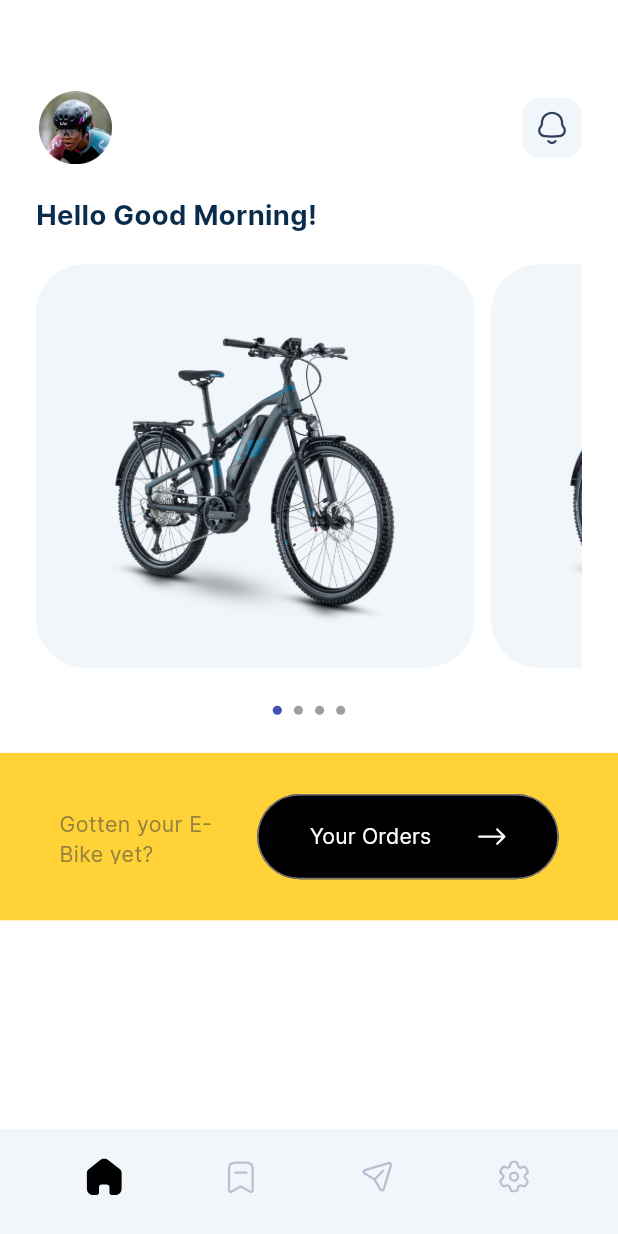
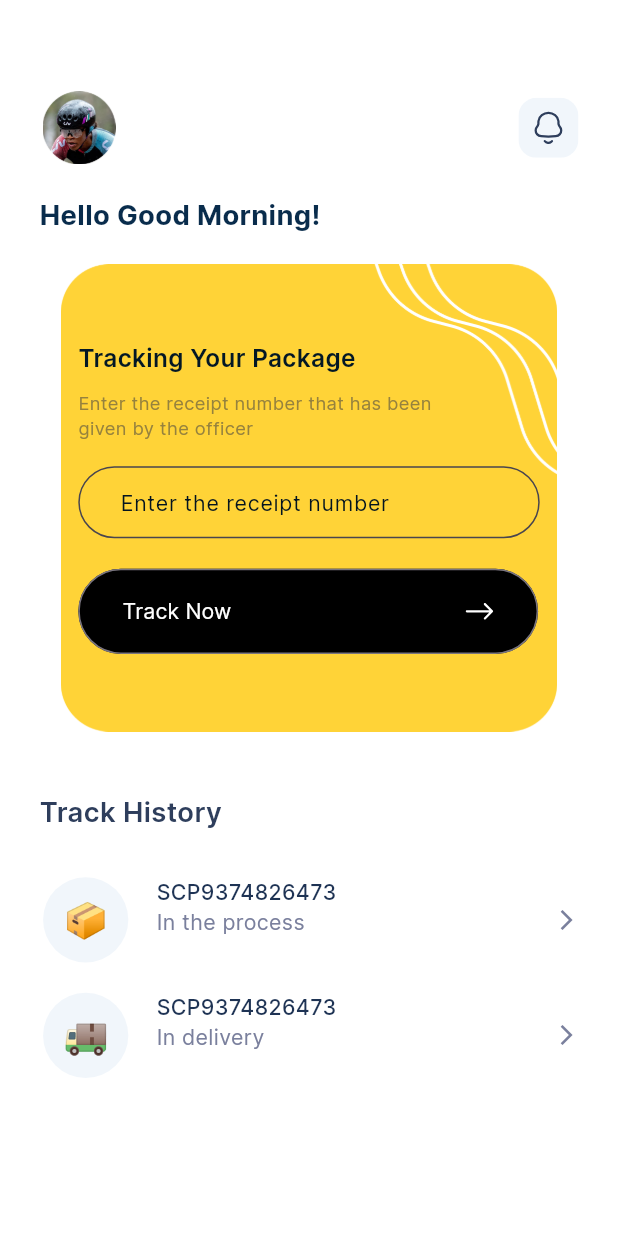
Before and after one commit to inijones/nearpays_ebikes, a Flutter app: the HomeScreen screen opened directly, after a tap on "Your Orders", on a phone screen of 412 x 824 dp. Run offline on Flutter 3.47's test engine with Material 3 defaults, Android fonts, the phone set to English and light mode, and no system bars; drawn by our look-alikes of smooth_page_indicator; our stand-ins replace connectivity_plus, dartz, flutter_riverpod, flutter_screenutil, flutter_svg, fluttertoast and 2 more.

Commit message:
Added Track Screen

```diff
--- a/lib/components/textfield_box.dart
+++ b/lib/components/textfield_box.dart
@@ -1,6 +1,7 @@
+import 'package:e_bikes/constants/app_colors.dart';
 import 'package:flutter/material.dart';
 import 'package:flutter/services.dart';
-
+import 'package:flutter_screenutil/flutter_screenutil.dart';
 
 // Reusable TextField used App Wide
 class TextFieldBox extends StatelessWidget {
@@ -94,7 +95,7 @@ class TextFieldBox extends StatelessWidget {
         cursorColor: Colors.black,
         decoration: InputDecoration(
           contentPadding:
-              EdgeInsets.symmetric(horizontal: 24, vertical: 10),
+              const EdgeInsets.symmetric(horizontal: 24, vertical: 10),
           suffixIcon: suffixIcon,
           prefixIcon: prefixIcon,
           prefixText: prefixText,
@@ -113,8 +114,8 @@ class TextFieldBox extends StatelessWidget {
               color: borderColor ?? Colors.transparent,
               width: 2,
             ),
-            borderRadius: const BorderRadius.all(
-              Radius.circular(8),
+            borderRadius: BorderRadius.all(
+              Radius.circular(28.r),
             ),
           ),
           focusedBorder: const OutlineInputBorder(
@@ -126,7 +127,7 @@ class TextFieldBox extends StatelessWidget {
             ),
           ),
           errorBorder: const OutlineInputBorder(
-            borderSide:  BorderSide(
+            borderSide: BorderSide(
               color: Colors.red,
             ),
             borderRadius: BorderRadius.all(
@@ -135,11 +136,11 @@ class TextFieldBox extends StatelessWidget {
           ),
           hintText: hintText,
           hintStyle: hintStyle ??
-              const TextStyle(
+              TextStyle(
                 fontFamily: 'Inter',
                 fontWeight: FontWeight.w400,
-                fontSize: 14,
-                color:  Color(0x805F6D7E),
+                fontSize: 14.sp,
+                color: AppColor.veryDarkBlue,
               ),
         ),
       ),
--- a/lib/config/theme.dart
+++ b/lib/config/theme.dart
@@ -1,4 +1,5 @@
 import 'package:flutter/material.dart';
+import 'package:flutter_screenutil/flutter_screenutil.dart';
 
 
 //TODO: update zeeh colors.
@@ -26,7 +27,7 @@ ThemeData theme() {
     //   TargetPlatform.android: CupertinoPageTransitionsBuilder(),
     //   TargetPlatform.iOS: CupertinoPageTransitionsBuilder()
     // }),
-    fontFamily: 'WorkSans',
+    fontFamily: 'Inter',
     appBarTheme: const AppBarTheme(
       backgroundColor: Color(0xffFFFFFF),
       elevation: 0,
@@ -40,20 +41,20 @@ ThemeData theme() {
         ),
       ),
     ),
-    inputDecorationTheme: const InputDecorationTheme(
+    inputDecorationTheme:  InputDecorationTheme(
       hintStyle: TextStyle(
         color: Colors.black,
-        fontFamily: 'WorkSans',
-        fontSize: 14,
+        fontFamily: 'Inter',
+        fontSize: 14.sp,
         fontWeight: FontWeight.w400,
       ),
-      enabledBorder: OutlineInputBorder(
-        borderSide: BorderSide(
+      enabledBorder:  OutlineInputBorder(
+        borderSide: const  BorderSide(
           width: 1,
           color: Colors.black,
         ),
         borderRadius: BorderRadius.all(
-          Radius.circular(8),
+          Radius.circular(28.r),
         ),
       ),
     ),
--- /dev/null
+++ b/lib/features/home/view/component/history_widget.dart
@@ -0,0 +1,65 @@
+import 'package:e_bikes/components/text_widget.dart';
+import 'package:e_bikes/constants/app_colors.dart';
+import 'package:flutter/material.dart';
+import 'package:flutter_screenutil/flutter_screenutil.dart';
+
+class HistoryWidget extends StatelessWidget {
+  const HistoryWidget({
+    super.key,
+    this.id,
+    this.imageText,
+    this.status,
+  });
+
+  final String? id;
+  final String? imageText;
+  final String? status;
+
+  @override
+  Widget build(BuildContext context) {
+    return Container(
+      margin: EdgeInsets.symmetric(vertical: 10.h),
+      height: 56.h,
+      child: Row(
+        children: [
+          Container(
+            height: 56.h,
+            width: 56.w,
+            decoration: const BoxDecoration(
+                shape: BoxShape.circle, color: Color(0xffF1F6FB)),
+            child: Center(
+              child: Text(
+                imageText ?? "📦",
+                style: TextStyle(fontSize: 24.sp),
+              ),
+            ),
+          ),
+          SizedBox(width: 15.w),
+          Column(
+            crossAxisAlignment: CrossAxisAlignment.start,
+            children: [
+              InterText(
+                text: id ?? "SCP9374826473",
+                fontSize: 14.sp,
+                fontWeight: FontWeight.w500,
+                textColor: AppColor.darkBlue,
+              ),
+              InterText(
+                text: status ?? "In the process",
+                fontSize: 14.sp,
+                fontWeight: FontWeight.w400,
+                textColor: const Color(0xff7A809D),
+              ),
+            ],
+          ),
+          const Spacer(),
+          const Icon(
+            Icons.arrow_forward_ios,
+            color: Color(0xff7A809D),
+            size: 16,
+          )
+        ],
+      ),
+    );
+  }
+}
--- a/lib/features/home/view/component/home_appbar.dart
+++ b/lib/features/home/view/component/home_appbar.dart
@@ -1,5 +1,6 @@
-
+import 'package:e_bikes/components/text_widget.dart';
 import 'package:e_bikes/constants/app_assets_path.dart';
+import 'package:e_bikes/constants/app_colors.dart';
 import 'package:flutter/material.dart';
 import 'package:flutter_screenutil/flutter_screenutil.dart';
 import 'package:flutter_svg/flutter_svg.dart';
@@ -11,7 +12,11 @@ class AppBarWidget extends StatelessWidget {
 
   @override
   Widget build(BuildContext context) {
-    return Row(
+    return Column(
+      crossAxisAlignment: CrossAxisAlignment.start,
+      children: [
+        SizedBox(height: 60.h),
+        Row(
           children: [
             Image.asset(
               AppAssets.avatar,
@@ -21,6 +26,18 @@ class AppBarWidget extends StatelessWidget {
             const Spacer(),
             SvgPicture.asset(AppAssets.notificationIcon),
           ],
+        ),
+
+        SizedBox(height: 20.h),
+
+        //Hello Good Morning
+        InterText(
+          text: "Hello Good Morning!",
+          textColor: AppColor.navyBlue,
+          fontSize: 18.sp,
+          fontWeight: FontWeight.w700,
+        ),
+      ],
     );
   }
 }
--- /dev/null
+++ b/lib/features/home/view/component/track_package_widget.dart
@@ -0,0 +1,92 @@
+
+import 'package:e_bikes/components/button.dart';
+import 'package:e_bikes/components/text_widget.dart';
+import 'package:e_bikes/components/textfield_box.dart';
+import 'package:e_bikes/config/navigator.dart';
+import 'package:e_bikes/constants/app_assets_path.dart';
+import 'package:e_bikes/constants/app_colors.dart';
+import 'package:e_bikes/features/track/view/track_screen.dart';
+import 'package:flutter/material.dart';
+import 'package:flutter_screenutil/flutter_screenutil.dart';
+import 'package:flutter_svg/svg.dart';
+
+class TrackPackageWidget extends StatelessWidget {
+  const TrackPackageWidget({
+    super.key,
+  });
+
+  @override
+  Widget build(BuildContext context) {
+    return Container(
+      width: 327.w,
+      height: 307.h,
+      decoration: const BoxDecoration(
+        image: DecorationImage(
+          image: AssetImage(
+            AppAssets.trackBg,
+          ),
+        ),
+      ),
+      child: Center(
+        child: Padding(
+          padding: EdgeInsets.symmetric(vertical: 50.0.h),
+          child: Column(
+            mainAxisAlignment: MainAxisAlignment.start,
+            crossAxisAlignment: CrossAxisAlignment.start,
+            children: [
+              InterText(
+                text: "Tracking Your Package",
+                textColor: AppColor.darkerNavy,
+                fontSize: 16.sp,
+                fontWeight: FontWeight.w600,
+              ),
+              SizedBox(height: 10.h),
+
+              SizedBox(
+                height: 40.h,
+                width: 240.w,
+                child: InterText(
+                  text:
+                      "Enter the receipt number that has been given by the officer",
+                  maxLines: 2,
+                  textColor: AppColor.gold,
+                  fontSize: 12.sp,
+                ),
+              ),
+              SizedBox(height: 10.h),
+
+              TextFieldBox(
+                width: 280.w,
+                fillColor: Colors.transparent,
+                hintText: "Enter the receipt number",
+              ),
+
+              SizedBox(height: 20.h),
+
+              // Button
+              AppOutlinedButton(
+                width: 279.w,
+                onPressed: () {
+                  navigate(context, const TrackScreen());
+                },
+                child: Padding(
+                  padding: EdgeInsets.symmetric(horizontal: 5.0.w),
+                  child: Row(
+                    mainAxisAlignment: MainAxisAlignment.start,
+                    children: [
+                      InterText(text: "Track Now", fontSize: 14.sp),
+                      const Spacer(),
+                      SvgPicture.asset(
+                        AppAssets.forwardArrow,
+                      ),
+                    ],
+                  ),
+                ),
+              ),
+            ],
+          ),
+        ),
+      ),
+    );
+  }
+}
--- a/lib/features/home/view/home_screeen.dart
+++ b/lib/features/home/view/home_screeen.dart
@@ -1,18 +1,11 @@
-import 'package:e_bikes/components/button.dart';
 import 'package:e_bikes/components/text_widget.dart';
-import 'package:e_bikes/config/navigator.dart';
 import 'package:e_bikes/constants/app_assets_path.dart';
 import 'package:e_bikes/constants/app_colors.dart';
 import 'package:e_bikes/features/home/view/component/bike_widget.dart';
 import 'package:e_bikes/features/home/view/component/home_appbar.dart';
-import 'package:e_bikes/features/home/view/component/home_page.dart';
 import 'package:e_bikes/features/home/view/yellow_banner_widget.dart';
-import 'package:flutter/cupertino.dart';
 import 'package:flutter/material.dart';
-import 'package:flutter/rendering.dart';
-import 'package:flutter/widgets.dart';
 import 'package:flutter_screenutil/flutter_screenutil.dart';
-import 'package:flutter_svg/svg.dart';
 import 'package:smooth_page_indicator/smooth_page_indicator.dart';
 
 class HomeScreen extends StatefulWidget {
@@ -29,7 +22,9 @@ class _HomeScreenState extends State<HomeScreen> {
 
     return Scaffold(
       backgroundColor: Colors.white,
-      body: Column(
+      body: SizedBox(
+        child: SingleChildScrollView(
+          child: Column(
             crossAxisAlignment: CrossAxisAlignment.start,
             children: [
               Padding(
@@ -37,17 +32,7 @@ class _HomeScreenState extends State<HomeScreen> {
                 child: Column(
                   crossAxisAlignment: CrossAxisAlignment.start,
                   children: [
-                SizedBox(height: 60.h),
                     const AppBarWidget(),
-                SizedBox(height: 20.h),
-
-                //Hello Good Morning
-                InterText(
-                  text: "Hello Good Morning!",
-                  textColor: AppColor.navyBlue,
-                  fontSize: 18.sp,
-                  fontWeight: FontWeight.w700,
-                ),
 
                     SizedBox(height: 20.h),
 
@@ -93,8 +78,34 @@ class _HomeScreenState extends State<HomeScreen> {
               // Yellow Banner
               const YellowBannerWidget(),
 
+              // Youu too can join our Elite squad of E Bikers
+              Row(
+                mainAxisAlignment: MainAxisAlignment.start,
+                crossAxisAlignment: CrossAxisAlignment.center,
+                children: [
+                  Image.asset(
+                    AppAssets.ninjaBike,
+                    height: 150.h,
+                    width: 180.w,
+                  ),
+                  SizedBox(
+                    width: 160.w,
+                    height: 36.h,
+                    child: InterText(
+                      text: "You too can join our Elite squad of E-bikers",
+                      maxLines: 2,
+                      fontSize: 14.sp,
+                      fontWeight: FontWeight.w400,
+                      textColor: AppColor.grayBlue,
+                    ),
+                  ),
+                ],
+              ),
+
               //
             ],
+          ),
+        ),
       ),
     );
   }
--- a/lib/features/home/view/yellow_banner_widget.dart
+++ b/lib/features/home/view/yellow_banner_widget.dart
@@ -1,10 +1,9 @@
-
 import 'package:e_bikes/components/button.dart';
 import 'package:e_bikes/components/text_widget.dart';
 import 'package:e_bikes/config/navigator.dart';
 import 'package:e_bikes/constants/app_assets_path.dart';
 import 'package:e_bikes/constants/app_colors.dart';
-import 'package:e_bikes/features/home/view/component/home_page.dart';
+import 'package:e_bikes/features/track/view/track_screen.dart';
 import 'package:flutter/widgets.dart';
 import 'package:flutter_screenutil/flutter_screenutil.dart';
 import 'package:flutter_svg/svg.dart';
@@ -39,7 +38,7 @@ class YellowBannerWidget extends StatelessWidget {
             AppOutlinedButton(
               width: 183.w,
               onPressed: () {
-                navigate(context, const HomePage());
+                navigate(context, const TrackScreen());
               },
               child: Padding(
                 padding: EdgeInsets.symmetric(horizontal: 10.0.w),
--- /dev/null
+++ b/lib/features/track/view/track_screen.dart
@@ -0,0 +1,67 @@
+import 'package:e_bikes/components/button.dart';
+import 'package:e_bikes/components/text_widget.dart';
+import 'package:e_bikes/components/textfield_box.dart';
+import 'package:e_bikes/config/navigator.dart';
+import 'package:e_bikes/constants/app_assets_path.dart';
+import 'package:e_bikes/constants/app_colors.dart';
+import 'package:e_bikes/features/home/view/component/history_widget.dart';
+import 'package:e_bikes/features/home/view/component/home_appbar.dart';
+import 'package:e_bikes/features/home/view/component/track_package_widget.dart';
+import 'package:flutter/material.dart';
+import 'package:flutter/widgets.dart';
+import 'package:flutter_screenutil/flutter_screenutil.dart';
+import 'package:flutter_svg/flutter_svg.dart';
+
+class TrackScreen extends StatefulWidget {
+  const TrackScreen({super.key});
+
+  @override
+  State<TrackScreen> createState() => _TrackScreenState();
+}
+
+class _TrackScreenState extends State<TrackScreen> {
+  @override
+  Widget build(BuildContext context) {
+    return Scaffold(
+      backgroundColor: Colors.white,
+      body: SizedBox(
+        child: Padding(
+          padding: EdgeInsets.symmetric(horizontal: 24.0.w),
+          child: Column(
+            crossAxisAlignment: CrossAxisAlignment.start,
+            children: [
+              const AppBarWidget(),
+              SizedBox(height: 20.h),
+              const TrackPackageWidget(),
+
+              SizedBox(height: 40.h),
+
+              // Track History
+              InterText(
+                text: "Track History",
+                textColor: AppColor.darkGrayBlue,
+                fontSize: 18.sp,
+                fontWeight: FontWeight.w600,
+              ),
+
+              // Track History Widget
+
+              SizedBox(height: 20.h),
+
+              const Column(
+                children: [
+                  HistoryWidget(),
+                  HistoryWidget(
+                    id: "SCP9374826473",
+                    status: "In delivery",
+                    imageText: "🚚",
+                  ),
+                ],
+              ),
+            ],
+          ),
+        ),
+      ),
+    );
+  }
+}
```
Lines whose indentation alone changed are shown as unchanged.
